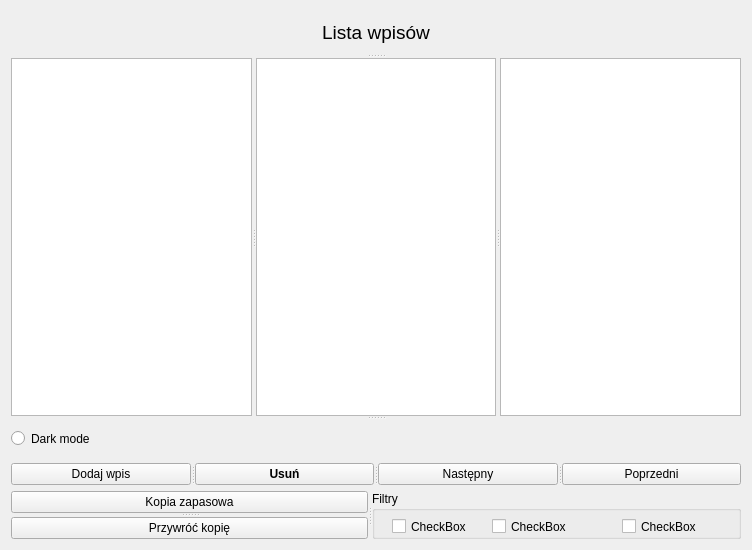
Before: the Qt Designer form Pamietnik_3_warstwy/Pamietnik2/pamietnik.ui in Lacquerri/QT-zad, drawn with Qt 5.
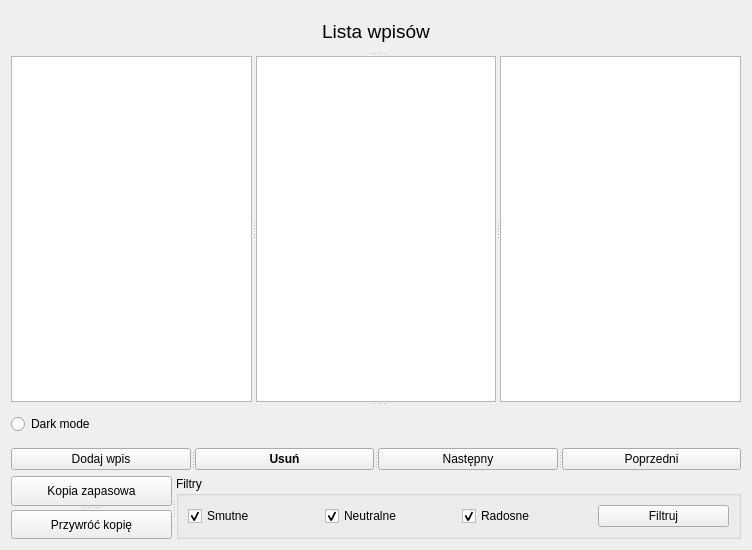
After: the same form once the commit is applied.

The edit to the form file:
```diff
--- a/Pamietnik_3_warstwy/Pamietnik2/pamietnik.ui
+++ b/Pamietnik_3_warstwy/Pamietnik2/pamietnik.ui
@@ -121,45 +121,49 @@
       <property name="title">
        <string>Filtry</string>
       </property>
-      <widget class="QCheckBox" name="checkBox">
-       <property name="geometry">
-        <rect>
-         <x>20</x>
-         <y>20</y>
-         <width>78</width>
-         <height>31</height>
-        </rect>
-       </property>
+      <layout class="QHBoxLayout" name="horizontalLayout_2">
+       <item>
+        <layout class="QHBoxLayout" name="horizontalLayout">
+         <item>
+          <widget class="QCheckBox" name="smutneBox">
        <property name="text">
-        <string>CheckBox</string>
-       </property>
-      </widget>
-      <widget class="QCheckBox" name="checkBox_2">
-       <property name="geometry">
-        <rect>
-         <x>120</x>
-         <y>20</y>
-         <width>78</width>
-         <height>31</height>
-        </rect>
-       </property>
+            <string>Smutne</string>
+           </property>
+           <property name="checked">
+            <bool>true</bool>
+           </property>
+          </widget>
+         </item>
+         <item>
+          <widget class="QCheckBox" name="NeutralneBox">
        <property name="text">
-        <string>CheckBox</string>
-       </property>
-      </widget>
-      <widget class="QCheckBox" name="checkBox_3">
-       <property name="geometry">
-        <rect>
-         <x>250</x>
-         <y>20</y>
-         <width>78</width>
-         <height>31</height>
-        </rect>
-       </property>
+            <string>Neutralne</string>
+           </property>
+           <property name="checked">
+            <bool>true</bool>
+           </property>
+          </widget>
+         </item>
+         <item>
+          <widget class="QCheckBox" name="RadosneBox">
+           <property name="text">
+            <string>Radosne</string>
+           </property>
+           <property name="checked">
+            <bool>true</bool>
+           </property>
+          </widget>
+         </item>
+         <item>
+          <widget class="QPushButton" name="filtrButton">
        <property name="text">
-        <string>CheckBox</string>
-       </property>
-      </widget>
+            <string>Filtruj</string>
+           </property>
+          </widget>
+         </item>
+        </layout>
+       </item>
+      </layout>
      </widget>
     </widget>
    </item>
```
Lines whose indentation alone changed are shown as unchanged.
